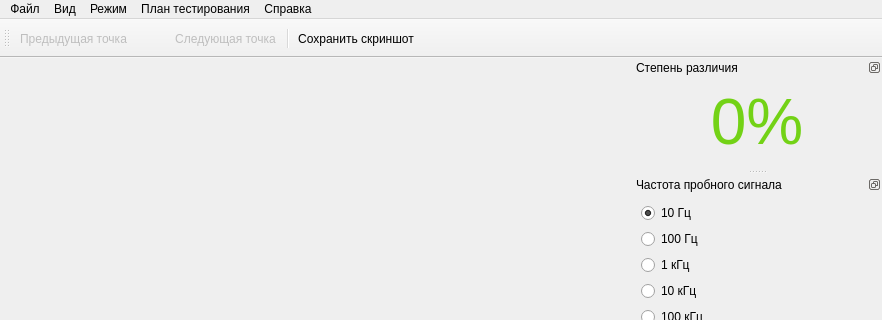
Qt form gui/mainwindow.ui (EPC-MSU/EPLab) before a commit; both pictures show x 0 to 882 and y 0 to 320 of the 882 by 1121 pixel window.
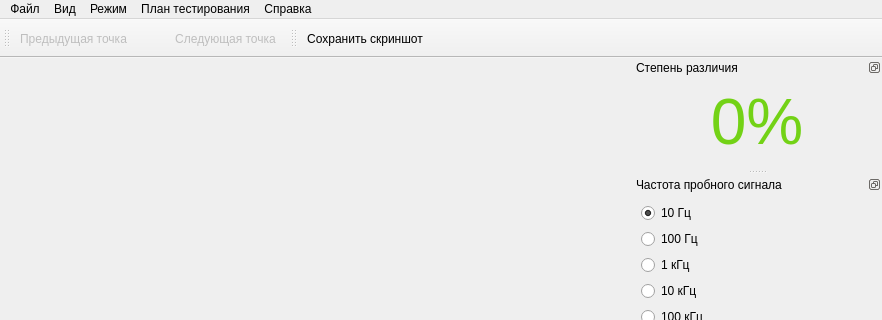
The same form after that commit. Icons and pictures are not drawn.

Patch:
```diff
--- a/gui/mainwindow.ui
+++ b/gui/mainwindow.ui
@@ -676,7 +676,17 @@
    <addaction name="last_point_action"/>
    <addaction name="label_number_point"/>
    <addaction name="next_point_action"/>
-   <addaction name="separator"/>
+  </widget>
+  <widget class="QToolBar" name="toolBar_compare">
+   <property name="windowTitle">
+    <string>toolBar_2</string>
+   </property>
+   <attribute name="toolBarArea">
+    <enum>TopToolBarArea</enum>
+   </attribute>
+   <attribute name="toolBarBreak">
+    <bool>false</bool>
+   </attribute>
    <addaction name="save_screen_action"/>
   </widget>
   <action name="new_file_action">
@@ -841,7 +851,7 @@
     <bool>false</bool>
    </property>
    <property name="text">
-    <string> </string>
+    <string/>
    </property>
   </action>
  </widget>
```
Left out of the diff: 5 changed lines with no effect on the pictures.
